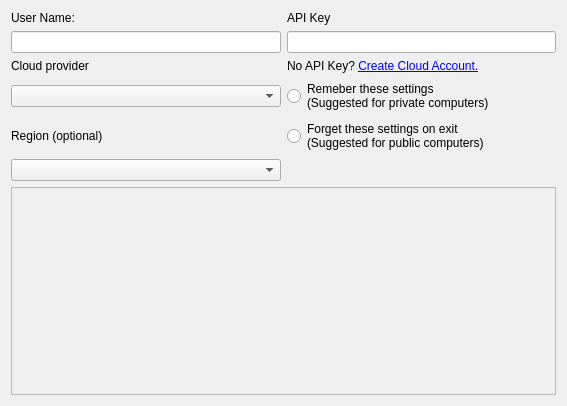
Old version of the form gns3/ui/cloud_preferences_page.ui in the repository GNS3/gns3-gui.
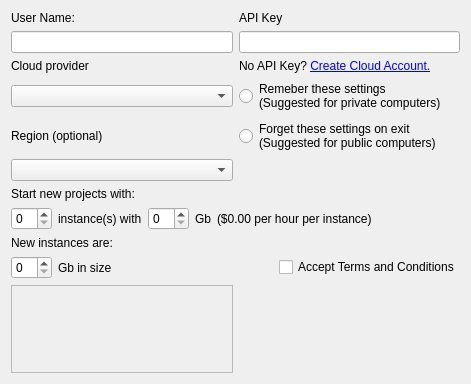
New version of the form.

Commit message:
changed name to ui controls
Conflicts:
	gns3/ui/cloud_preferences_page.ui
	gns3/ui/cloud_preferences_page_ui.py

The edit to the form file:
```diff
--- a/gns3/ui/cloud_preferences_page.ui
+++ b/gns3/ui/cloud_preferences_page.ui
@@ -6,18 +6,35 @@
    <rect>
     <x>0</x>
     <y>0</y>
-    <width>567</width>
-    <height>406</height>
+    <width>471</width>
+    <height>384</height>
    </rect>
   </property>
   <property name="windowTitle">
    <string>Cloud</string>
   </property>
   <layout class="QGridLayout" name="gridLayout">
-   <item row="0" column="1">
-    <widget class="QLabel" name="uiAPIKeyLabel">
+   <item row="9" column="0" colspan="2">
+    <widget class="QLabel" name="label">
      <property name="text">
-      <string>API Key</string>
+      <string>New instances are:</string>
+     </property>
+    </widget>
+   </item>
+   <item row="2" column="0">
+    <widget class="QLabel" name="uiCloudProviderLabel">
+     <property name="text">
+      <string>Cloud provider</string>
+     </property>
+    </widget>
+   </item>
+   <item row="5" column="0">
+    <widget class="QComboBox" name="uiRegionComboBox"/>
+   </item>
+   <item row="4" column="0">
+    <widget class="QLabel" name="uiRegionLabel">
+     <property name="text">
+      <string>Region (optional)</string>
      </property>
     </widget>
    </item>
@@ -29,9 +46,6 @@
      </property>
     </widget>
    </item>
-   <item row="1" column="0">
-    <widget class="QLineEdit" name="uiUserNameLineEdit"/>
-   </item>
    <item row="2" column="1">
     <widget class="QLabel" name="uiCreateAccountLabel">
      <property name="text">
@@ -42,7 +56,89 @@
      </property>
     </widget>
    </item>
+   <item row="1" column="0">
+    <widget class="QLineEdit" name="uiUserNameLineEdit"/>
+   </item>
+   <item row="1" column="1">
+    <widget class="QLineEdit" name="uiAPIKeyLineEdit"/>
+   </item>
+   <item row="0" column="1">
+    <widget class="QLabel" name="uiAPIKeyLabel">
+     <property name="text">
+      <string>API Key</string>
+     </property>
+    </widget>
+   </item>
+   <item row="3" column="0">
+    <widget class="QComboBox" name="uiCloudProviderComboBox"/>
+   </item>
+   <item row="3" column="1">
+    <widget class="QRadioButton" name="uiRememberAPIKeyRadioButton">
+     <property name="text">
+      <string>Remeber these settings
+(Suggested for private computers)</string>
+     </property>
+    </widget>
+   </item>
+   <item row="0" column="0">
+    <widget class="QLabel" name="uiUserNameLabel">
+     <property name="text">
+      <string>User Name:</string>
+     </property>
+    </widget>
+   </item>
    <item row="6" column="0" colspan="2">
+    <widget class="QLabel" name="uiStartNewProjectsLabel">
+     <property name="text">
+      <string>Start new projects with:</string>
+     </property>
+    </widget>
+   </item>
+   <item row="7" column="0" colspan="2">
+    <layout class="QHBoxLayout" name="horizontalLayout">
+     <item>
+      <widget class="QSpinBox" name="uiNumOfInstancesSpinBox"/>
+     </item>
+     <item>
+      <widget class="QLabel" name="uiNumOfInstancesLabel">
+       <property name="text">
+        <string>instance(s) with</string>
+       </property>
+      </widget>
+     </item>
+     <item>
+      <widget class="QSpinBox" name="uiMemPerInstanceSpinBox"/>
+     </item>
+     <item>
+      <widget class="QLabel" name="uiMemLabel">
+       <property name="text">
+        <string>Gb</string>
+       </property>
+      </widget>
+     </item>
+     <item>
+      <widget class="QLabel" name="uiHourlyPriceLabel">
+       <property name="text">
+        <string>($0.00 per hour per instance)</string>
+       </property>
+      </widget>
+     </item>
+     <item>
+      <spacer name="horizontalSpacer_2">
+       <property name="orientation">
+        <enum>Qt::Horizontal</enum>
+       </property>
+       <property name="sizeHint" stdset="0">
+        <size>
+         <width>40</width>
+         <height>20</height>
+        </size>
+       </property>
+      </spacer>
+     </item>
+    </layout>
+   </item>
+   <item row="14" column="0">
     <widget class="QFrame" name="PLACEHOLDER">
      <property name="sizePolicy">
       <sizepolicy hsizetype="Preferred" vsizetype="Expanding">
@@ -64,43 +160,39 @@
      </property>
     </widget>
    </item>
-   <item row="2" column="0">
-    <widget class="QLabel" name="uiCloudProviderLabel">
-     <property name="text">
-      <string>Cloud provider</string>
-     </property>
-    </widget>
-   </item>
-   <item row="1" column="1">
-    <widget class="QLineEdit" name="uiAPIKeyLineEdit"/>
-   </item>
-   <item row="5" column="0">
-    <widget class="QComboBox" name="uiRegionComboBox"/>
-   </item>
-   <item row="3" column="0">
-    <widget class="QComboBox" name="uiCloudProviderComboBox"/>
-   </item>
-   <item row="4" column="0">
-    <widget class="QLabel" name="uiRegionLabel">
-     <property name="text">
-      <string>Region (optional)</string>
-     </property>
-    </widget>
-   </item>
-   <item row="3" column="1">
-    <widget class="QRadioButton" name="uiRememberAPIKeyRadioButton">
-     <property name="text">
-      <string>Remeber these settings
-(Suggested for private computers)</string>
-     </property>
-    </widget>
-   </item>
-   <item row="0" column="0">
-    <widget class="QLabel" name="uiUserNameLabel">
-     <property name="text">
-      <string>User Name:</string>
-     </property>
-    </widget>
+   <item row="10" column="0" rowspan="2" colspan="2">
+    <layout class="QHBoxLayout" name="horizontalLayout_2">
+     <item>
+      <widget class="QSpinBox" name="uiMemPerNewInstanceSpinBox"/>
+     </item>
+     <item>
+      <widget class="QLabel" name="uiMemNewLabel">
+       <property name="text">
+        <string>Gb in size</string>
+       </property>
+      </widget>
+     </item>
+     <item>
+      <spacer name="horizontalSpacer">
+       <property name="orientation">
+        <enum>Qt::Horizontal</enum>
+       </property>
+       <property name="sizeHint" stdset="0">
+        <size>
+         <width>40</width>
+         <height>20</height>
+        </size>
+       </property>
+      </spacer>
+     </item>
+     <item>
+      <widget class="QCheckBox" name="uiTermsCheckBox">
+       <property name="text">
+        <string>Accept Terms and Conditions</string>
+       </property>
+      </widget>
+     </item>
+    </layout>
    </item>
   </layout>
  </widget>
```
The commit also changes 2 other files.
